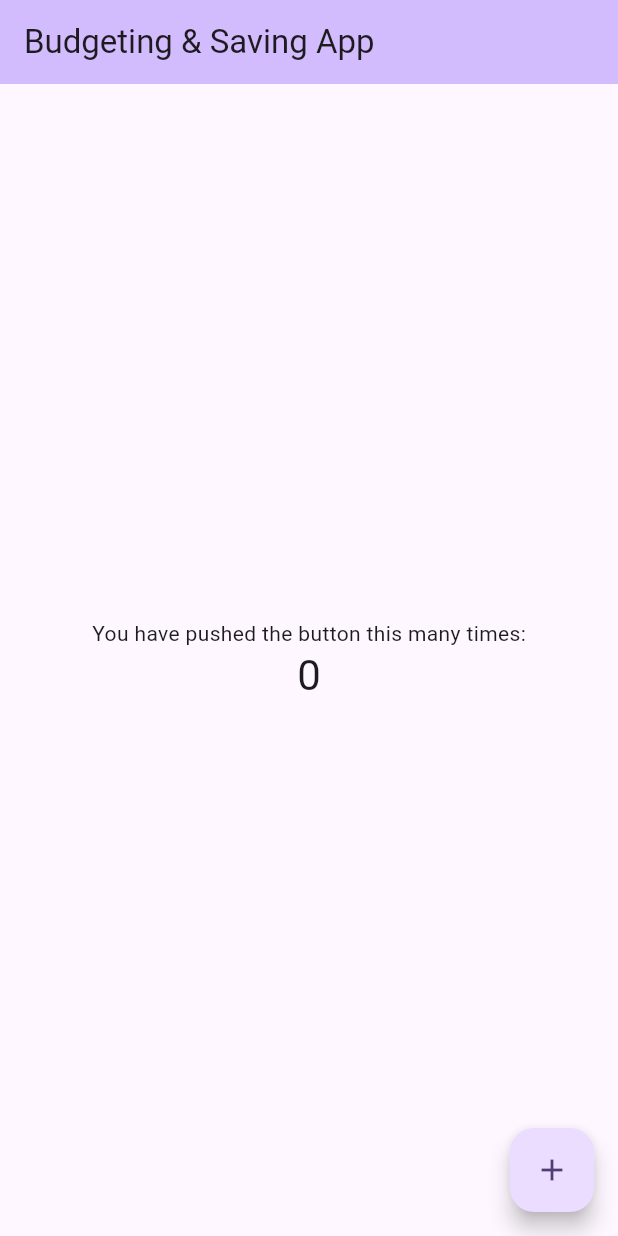
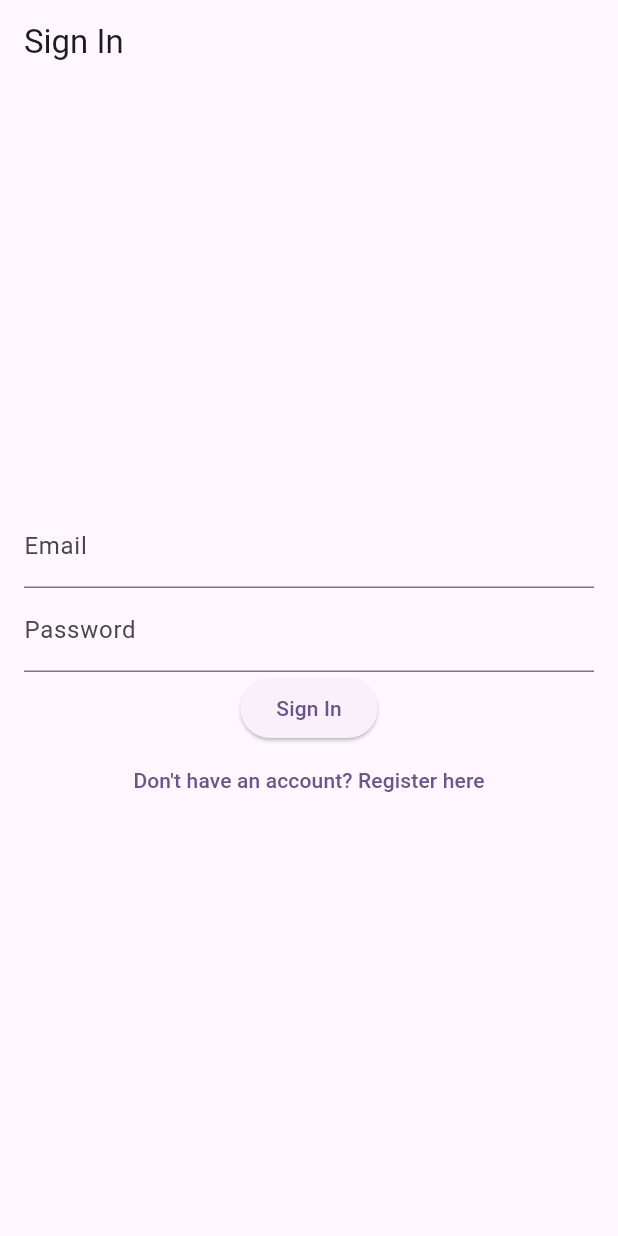
Before and after one commit to JasicMila/budgeting_saving_app, a Flutter app: the screen it shows after launch, on a phone screen of 412 x 824 dp. Run offline on Flutter 3.47's test engine with Material 3 defaults, Android fonts, the phone set to English and light mode, and no system bars; our stand-ins replace firebase_auth, firebase_core, flutter_dotenv; accounts and stored records are empty.

```diff
--- a/lib/main.dart
+++ b/lib/main.dart
@@ -1,3 +1,7 @@
+
+import 'package:budgeting_saving_app/src/views/screens/home_page.dart';
+import 'package:budgeting_saving_app/src/views/screens/sign_in_page.dart';
+import 'package:firebase_auth/firebase_auth.dart';
 import 'package:flutter_dotenv/flutter_dotenv.dart';
 import 'package:firebase_core/firebase_core.dart';
 import 'package:flutter/material.dart';
@@ -34,7 +38,7 @@
         colorScheme: ColorScheme.fromSeed(seedColor: Colors.deepPurple),
         useMaterial3: true,
       ),
-      home: const MyHomePage(title: 'Budgeting & Saving App'),
+      home: const AuthWrapper(),
     );
   }
 }
@@ -126,3 +130,22 @@
     );
   }
 }
+
+class AuthWrapper extends StatelessWidget {
+  const AuthWrapper({super.key});
+
+  @override
+  Widget build(BuildContext context) {
+    return StreamBuilder<User?>(
+      stream: FirebaseAuth.instance.authStateChanges(),
+      builder: (context, snapshot) {
+        // Check if the user is signed in
+        if (snapshot.hasData) {
+          return const HomePage(); // User is signed in, show home page
+        } else {
+          return SignInPage(); // No user signed in, show sign-in page
+        }
+      },
+    );
+  }
+}
--- /dev/null
+++ b/lib/src/views/screens/auth_wrapper.dart
@@ -0,0 +1,23 @@
+import 'package:firebase_auth/firebase_auth.dart';
+import 'package:flutter/material.dart';
+import 'home_page.dart'; // Import your home page widget
+import 'sign_in_page.dart'; // Import your sign-in page widget
+
+class AuthWrapper extends StatelessWidget {
+  const AuthWrapper({super.key});
+
+  @override
+  Widget build(BuildContext context) {
+    return StreamBuilder<User?>(
+      stream: FirebaseAuth.instance.authStateChanges(),
+      builder: (context, snapshot) {
+        // Check if the user is signed in
+        if (snapshot.hasData) {
+          return const HomePage(); // User is signed in, navigate to home page
+        } else {
+          return SignInPage(); // No user is signed in, show sign-in page
+        }
+      },
+    );
+  }
+}
--- /dev/null
+++ b/lib/src/views/screens/sign_in_page.dart
@@ -0,0 +1,69 @@
+import 'package:budgeting_saving_app/src/views/screens/registration_page.dart';
+import 'package:flutter/material.dart';
+import 'package:firebase_auth/firebase_auth.dart';
+
+class SignInPage extends StatefulWidget {
+  @override
+  _SignInPageState createState() => _SignInPageState();
+}
+
+class _SignInPageState extends State<SignInPage> {
+  final TextEditingController emailController = TextEditingController();
+  final TextEditingController passwordController = TextEditingController();
+
+  @override
+  Widget build(BuildContext context) {
+    return Scaffold(
+      appBar: AppBar(
+        title: const Text('Sign In'),
+      ),
+      body: Padding(
+        padding: const EdgeInsets.all(16),
+        child: Column(
+          mainAxisAlignment: MainAxisAlignment.center,
+          children: [
+            TextField(
+              controller: emailController,
+              decoration: const InputDecoration(labelText: 'Email'),
+            ),
+            TextField(
+              controller: passwordController,
+              decoration: const InputDecoration(labelText: 'Password'),
+              obscureText: true,
+            ),
+            ElevatedButton(
+              onPressed: () async {
+                try {
+                  await FirebaseAuth.instance.signInWithEmailAndPassword(
+                    email: emailController.text,
+                    password: passwordController.text,
+                  );
+                } on FirebaseAuthException catch (e) {
+                  // Handle sign-in errors here
+                  print(e);
+                }
+              },
+              child: const Text('Sign In'),
+            ),
+            TextButton(
+              onPressed: () {
+                // Navigate to the RegistrationPage
+                Navigator.of(context).push(
+                  MaterialPageRoute(builder: (context) => const RegistrationPage()),
+                );
+              },
+              child: const Text("Don't have an account? Register here"),
+            ),
+          ],
+        ),
+      ),
+    );
+  }
+
+  @override
+  void dispose() {
+    emailController.dispose();
+    passwordController.dispose();
+    super.dispose();
+  }
+}
```
Also changed, not shown: lib/src/views/screens/home_page.dart (added, +26 -0 lines), lib/src/views/screens/registration_page.dart (added, +62 -0 lines), pubspec.yaml (+6 -4 lines).
